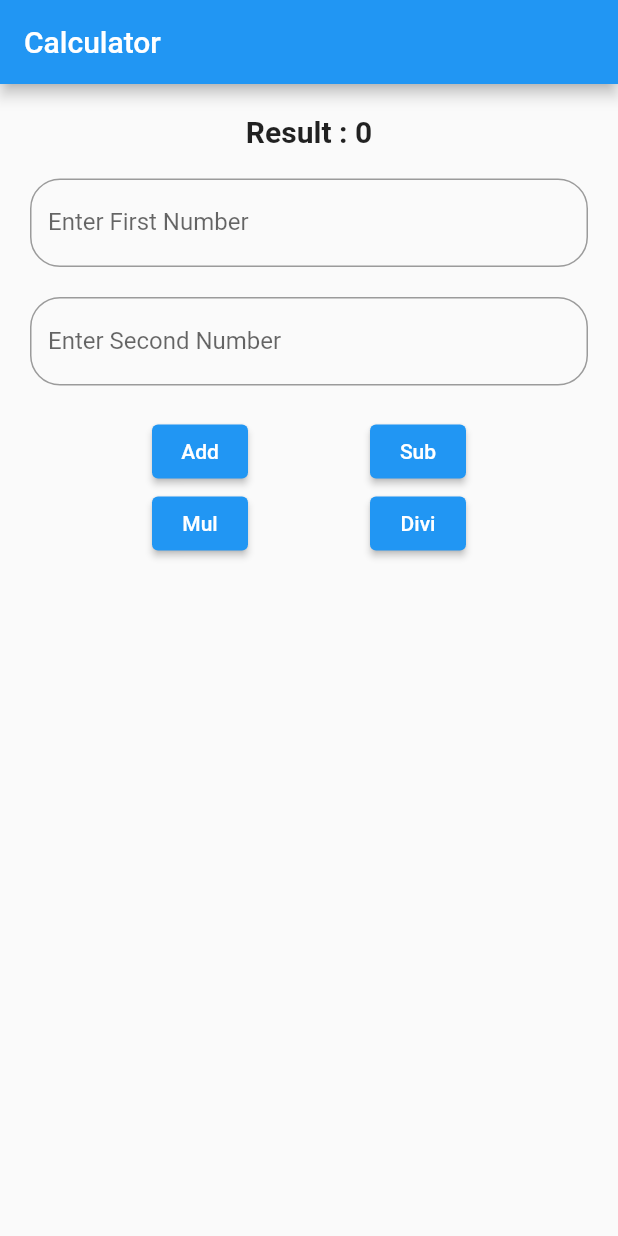
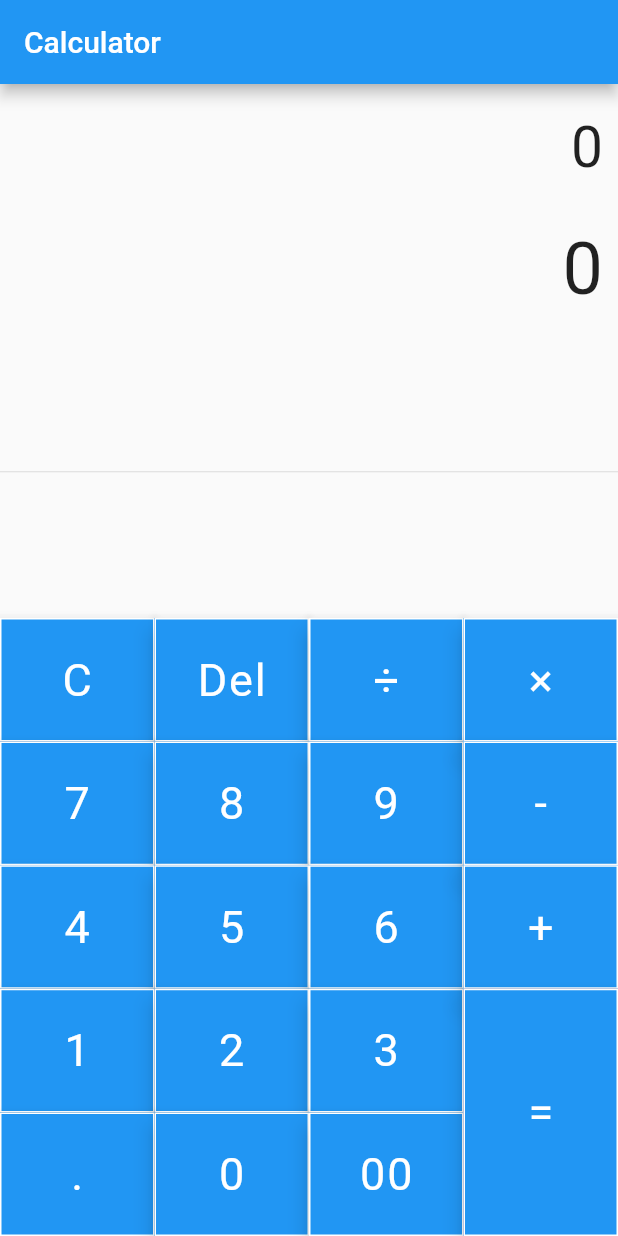
Before and after one commit to ramainun17/flutter-ainun-fundamental, a Flutter app: the screen it shows after launch, on a phone screen of 412 x 824 dp. Run offline on Flutter 3.47's test engine with Material 2 defaults, Android fonts, the phone set to English and light mode, and no system bars; our stand-ins replace math_expressions.

Commit message:
update function

```diff
--- a/lib/main.dart
+++ b/lib/main.dart
@@ -1,4 +1,5 @@
 import 'package:flutter/material.dart';
+import 'package:math_expressions/math_expressions.dart';
 
 main() {
   runApp(MaterialApp(
@@ -15,117 +16,156 @@
 }
 
 class _MyAppState extends State<MyApp> {
-  TextEditingController controller1 = TextEditingController();
-  TextEditingController controller2 = TextEditingController();
-  int? result = 0, num1 = 0, num2 = 0;
-  add() {
+  String equation = "0";
+  String result = "0";
+  String expression = "";
+  double equationFontSize = 38.0;
+  double resultFontSize = 48.0;
+
+  buttonPressed(String buttonText) {
     setState(() {
-      num1 = int.parse(controller1.text);
-      num2 = int.parse(controller2.text);
-      result = num1! + num2!;
+      if (buttonText == "C") {
+        equation = "0";
+        result = "0";
+        double equationFontSize = 38.0;
+        double resultFontSize = 48.0;
+      } else if (buttonText == "Del") {
+        double equationFontSize = 48.0;
+        double resultFontSize = 38.0;
+        equation = equation.substring(0, equation.length - 1);
+        if (equation == "") {
+          equation = "0";
+        }
+      } else if (buttonText == "=") {
+        double equationFontSize = 38.0;
+        double resultFontSize = 48.0;
+        expression = equation;
+        expression = expression.replaceAll('×', '*');
+        expression = expression.replaceAll('÷', '/');
+        try {
+          Parser p = new Parser();
+          Expression exp = p.parse(expression);
+          ContextModel cm = ContextModel();
+          result = '${exp.evaluate(EvaluationType.REAL, cm)}';
+        } catch (e) {
+          result = "Error";
+        }
+      } else {
+        double equationFontSize = 48.0;
+        double resultFontSize = 38.0;
+        if (equation == "0") {
+          equation = buttonText;
+        } else {
+          equation = equation + buttonText;
+        }
+      }
     });
   }
 
-  sub() {
-    setState(() {
-      num1 = int.parse(controller1.text);
-      num2 = int.parse(controller2.text);
-      result = num1! - num2!;
-    });
-  }
-
-  mul() {
-    setState(() {
-      num1 = int.parse(controller1.text);
-      num2 = int.parse(controller2.text);
-      result = num1! * num2!;
-    });
-  }
-
-  divi() {
-    setState(() {
-      num1 = int.parse(controller1.text);
-      num2 = int.parse(controller2.text);
-      result = num1! ~/ num2!;
-    });
+  Widget buildButton(
+      String buttonText, double buttonHeight, Color buttonColor) {
+    return Container(
+      height: MediaQuery.of(context).size.height * 0.1 * buttonHeight,
+      color: buttonColor,
+      child: FloatingActionButton(
+        shape: RoundedRectangleBorder(
+          borderRadius: BorderRadius.circular(0.0),
+          side: BorderSide(
+              color: Colors.white, width: 1, style: BorderStyle.solid),
+        ),
+        // padding: EdgeInsets.all(16.0),
+        onPressed: () => buttonPressed(buttonText),
+        child: Text(
+          buttonText,
+          style: TextStyle(
+              fontSize: 30.0,
+              fontWeight: FontWeight.normal,
+              color: Colors.white),
+        ),
+      ),
+    );
   }
 
   @override
   Widget build(BuildContext context) {
     return Scaffold(
-      appBar: AppBar(
-        title: Text("Calculator"),
-      ),
-      body: Padding(
-        padding: const EdgeInsets.all(20.0),
-        child: Column(
+        appBar: AppBar(title: Text("Calculator")),
+        body: Column(
           children: [
-            Text("Result : $result",
-                style: TextStyle(fontSize: 20, fontWeight: FontWeight.bold)),
-            SizedBox(
-              height: 20,
-            ),
-            TextField(
-              controller: controller1,
-              decoration: InputDecoration(
-                  labelText: "Enter First Number",
-                  border: OutlineInputBorder(
-                      borderRadius: BorderRadius.circular(20))),
-            ),
-            SizedBox(
-              height: 20,
-            ),
-            TextField(
-              controller: controller2,
-              decoration: InputDecoration(
-                  labelText: "Enter Second Number",
-                  border: OutlineInputBorder(
-                      borderRadius: BorderRadius.circular(20))),
-            ),
-            SizedBox(
-              height: 20,
+            Container(
+                alignment: Alignment.centerRight,
+                padding: EdgeInsets.fromLTRB(10, 20, 10, 10),
+                child: Text(
+                  equation,
+                  style: TextStyle(fontSize: equationFontSize),
+                )),
+            Container(
+                alignment: Alignment.centerRight,
+                padding: EdgeInsets.fromLTRB(10, 20, 10, 10),
+                child: Text(
+                  result,
+                  style: TextStyle(fontSize: resultFontSize),
+                )),
+            Expanded(
+              child: Divider(),
             ),
             Row(
-              mainAxisAlignment: MainAxisAlignment.spaceEvenly,
+              mainAxisAlignment: MainAxisAlignment.center,
               children: [
-                ElevatedButton(
-                    onPressed: () {
-                      add();
-                      controller1.clear();
-                      controller2.clear();
-                    },
-                    child: Text("Add")),
-                ElevatedButton(
-                    onPressed: () {
-                      sub();
-                      controller1.clear();
-                      controller2.clear();
-                    },
-                    child: Text("Sub")),
-              ],
-            ),
-            Row(
-              mainAxisAlignment: MainAxisAlignment.spaceEvenly,
-              children: [
-                ElevatedButton(
-                    onPressed: () {
-                      mul();
-                      controller1.clear();
-                      controller2.clear();
-                    },
-                    child: Text("Mul")),
-                ElevatedButton(
-                    onPressed: () {
-                      divi();
-                      controller1.clear();
-                      controller2.clear();
-                    },
-                    child: Text("Divi")),
+                Container(
+                  width: MediaQuery.of(context).size.width * 0.75,
+                  child: Table(
+                    children: [
+                      TableRow(children: [
+                        buildButton("C", 1, Colors.redAccent),
+                        buildButton("Del", 1, Colors.blue),
+                        buildButton("÷", 1, Colors.blue),
+                      ]),
+                      TableRow(children: [
+                        buildButton("7", 1, Colors.black54),
+                        buildButton("8", 1, Colors.black54),
+                        buildButton("9", 1, Colors.black54),
+                      ]),
+                      TableRow(children: [
+                        buildButton("4", 1, Colors.black54),
+                        buildButton("5", 1, Colors.black54),
+                        buildButton("6", 1, Colors.black54),
+                      ]),
+                      TableRow(children: [
+                        buildButton("1", 1, Colors.black54),
+                        buildButton("2", 1, Colors.black54),
+                        buildButton("3", 1, Colors.black54),
+                      ]),
+                      TableRow(children: [
+                        buildButton(".", 1, Colors.black54),
+                        buildButton("0", 1, Colors.black54),
+                        buildButton("00", 1, Colors.black54),
+                      ]),
+                    ],
+                  ),
+                ),
+                Container(
+                  width: MediaQuery.of(context).size.width * 0.25,
+                  child: Table(
+                    children: [
+                      TableRow(children: [
+                        buildButton("×", 1, Colors.blue),
+                      ]),
+                      TableRow(children: [
+                        buildButton("-", 1, Colors.blue),
+                      ]),
+                      TableRow(children: [
+                        buildButton("+", 1, Colors.blue),
+                      ]),
+                      TableRow(children: [
+                        buildButton("=", 2, Colors.redAccent),
+                      ]),
+                    ],
+                  ),
+                )
               ],
             ),
           ],
-        ),
-      ),
-    );
+        ));
   }
 }
--- a/pubspec.yaml
+++ b/pubspec.yaml
@@ -36,6 +36,7 @@
   # The following adds the Cupertino Icons font to your application.
   # Use with the CupertinoIcons class for iOS style icons.
   cupertino_icons: ^1.0.2
+  math_expressions: ^2.4.0
 
 dev_dependencies:
   flutter_test:
```
Also changed, not shown: pubspec.lock.
